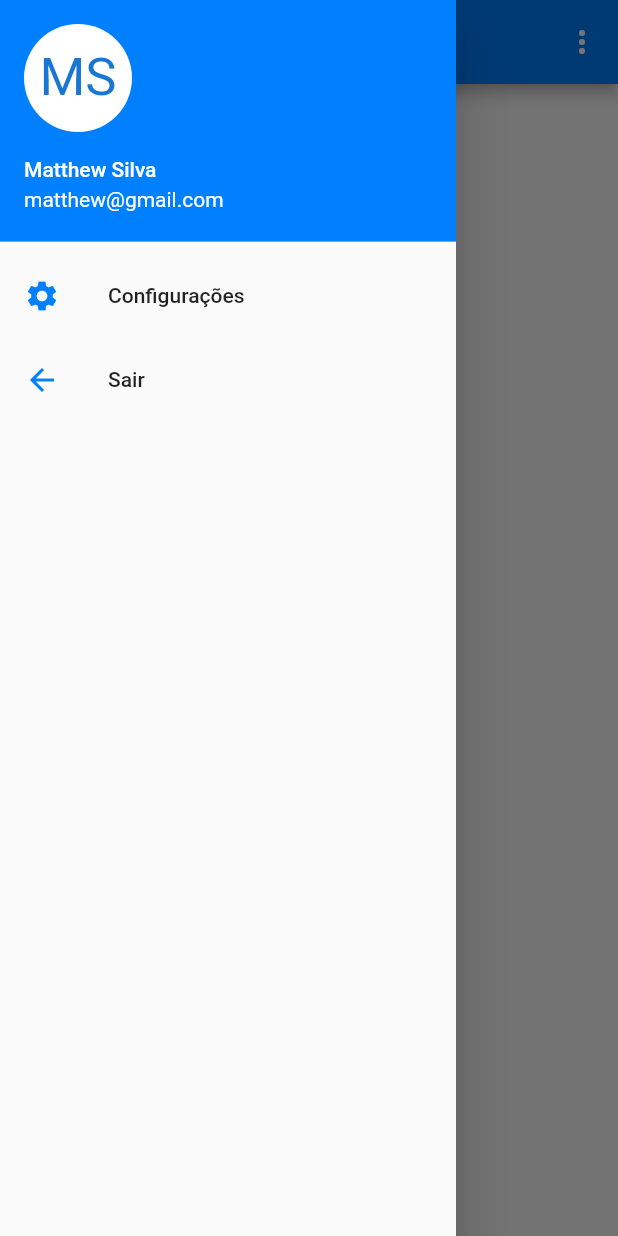
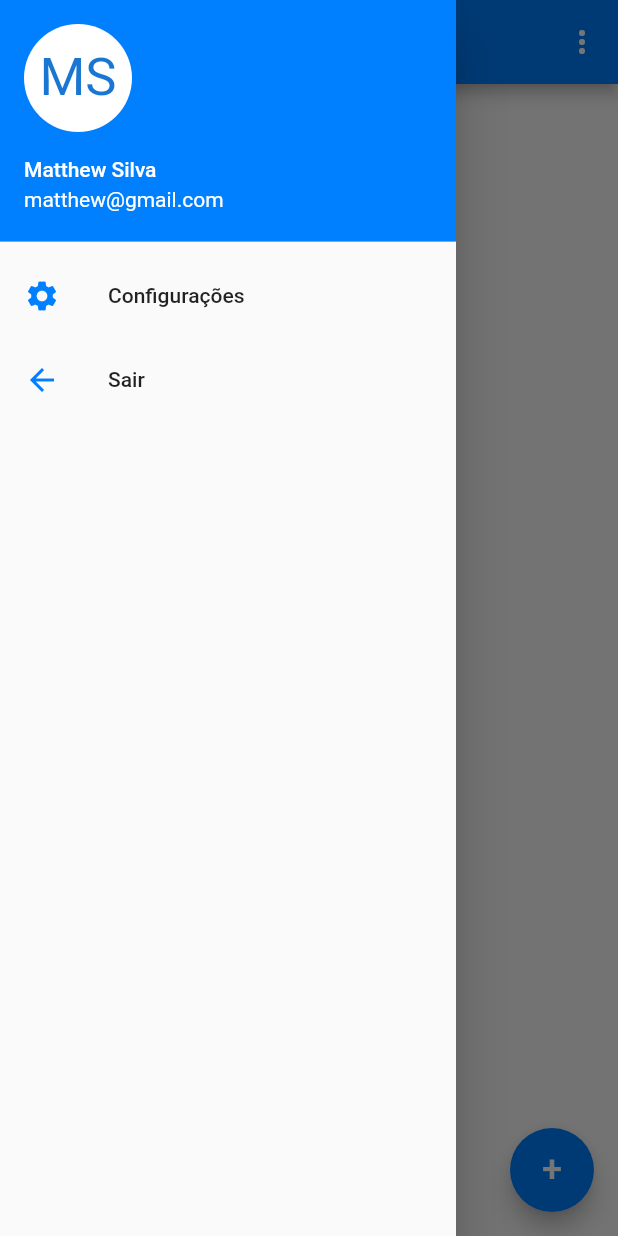
Before and after one commit to matheusd-oliveira/Gym-App, a Flutter app: the screen it shows after launch, with the side drawer open, on a phone screen of 412 x 824 dp. Run offline on Flutter 3.47's test engine with Material 2 defaults, Android fonts, the light colour scheme and no system bars; our stand-ins replace shared_preferences.

Commit message:
home -get home floatingbutton/fab

```diff
--- a/lib/pages/home/home_page.dart
+++ b/lib/pages/home/home_page.dart
@@ -1,6 +1,7 @@
 import 'package:flutter/material.dart';
 import 'package:gym_app/pages/home/home_widgets/home_appbar.dart';
 import 'package:gym_app/pages/home/home_widgets/home_drawer.dart';
+import 'package:gym_app/pages/home/home_widgets/home_fab.dart';
 
 class HomePage extends StatefulWidget {
   @override
@@ -13,7 +14,7 @@ class _HomePageState extends State<HomePage> {
     return Scaffold(
       appBar: getHomeAppBar(),
       drawer: getHomeDrawer(),
-      //floatingActionButton: getHomeFab(),
+      floatingActionButton: getHomeFab(),
       body: Container(),
     );
   }
--- a/lib/pages/home/home_widgets/home_fab.dart
+++ b/lib/pages/home/home_widgets/home_fab.dart
@@ -0,0 +1,13 @@
+import 'package:flutter/material.dart';
+import 'package:gym_app/shared/constants/custom_colors.dart';
+
+FloatingActionButton getHomeFab() {
+  return FloatingActionButton(
+    onPressed: () {},
+    child: Text(
+      '+',
+      style: TextStyle(fontSize: 24),
+    ),
+    backgroundColor: CustomColors().getAppBarMainColor(),
+  );
+}
```
